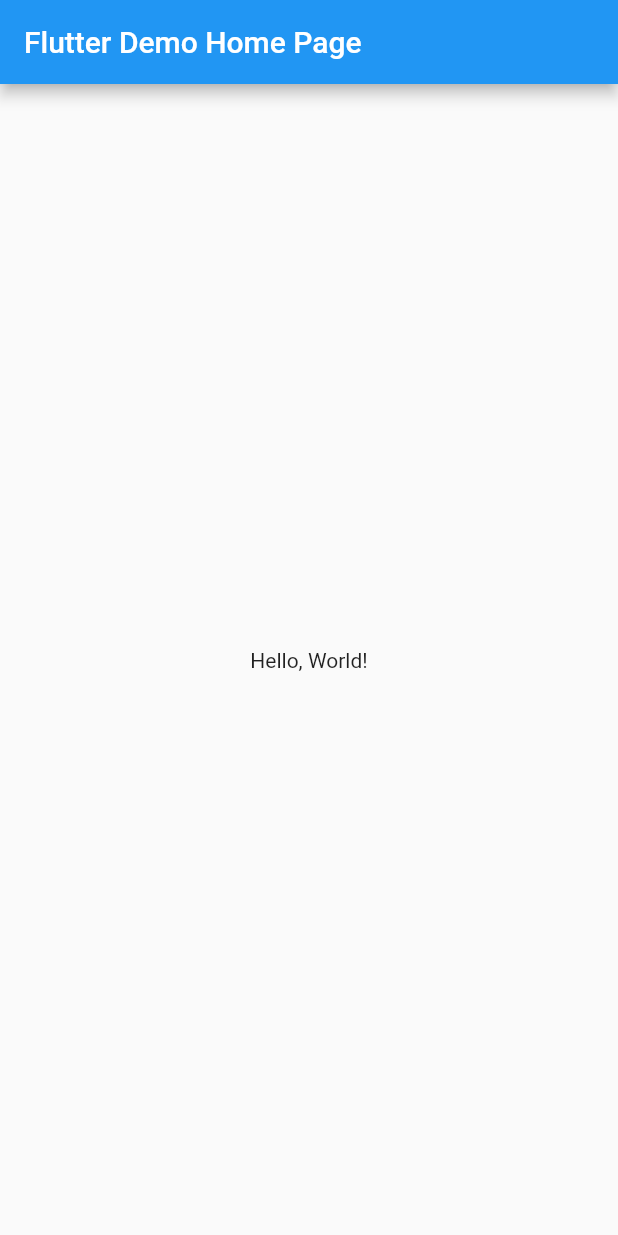
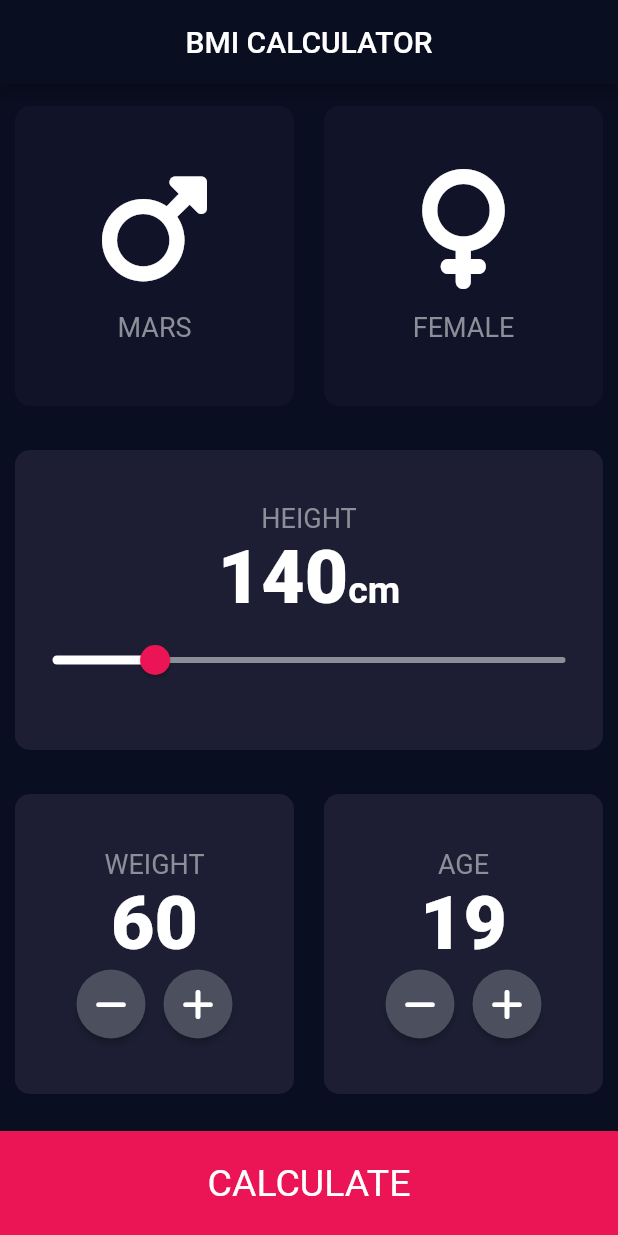
Before and after one commit to stephennickalls/BMI_Calculator, a Flutter app: the screen it shows after launch, on a phone screen of 412 x 824 dp. Run offline on Flutter 3.47's test engine with Material 2 defaults, Android fonts, the phone set to English and light mode, and no system bars; our stand-ins replace font_awesome_flutter.

Commit message:
Project complete

```diff
--- /dev/null
+++ b/lib/calculator_brain.dart
@@ -0,0 +1,35 @@
+import 'dart:math';
+
+class CalculatorBrain {
+  CalculatorBrain({this.height, this.weight});
+
+  final int height;
+  final int weight;
+
+  double _bmi;
+
+  String calculateBMI() {
+    _bmi = weight / pow(height / 100, 2);
+    return _bmi.toStringAsFixed(1);
+  }
+
+  String getResult() {
+    if (_bmi >= 25) {
+      return 'Overweight';
+    } else if (_bmi > 18.5) {
+      return 'Normal';
+    } else {
+      return 'Underweight';
+    }
+  }
+
+  String getInterpretation() {
+    if (_bmi >= 25) {
+      return 'You have a higher than normal body weight. Try to exercise more.';
+    } else if (_bmi >= 18.5) {
+      return 'You have a normal body weight. Good job!';
+    } else {
+      return 'You have a lower than normal body weight. You can eat a bit more.';
+    }
+  }
+}
--- /dev/null
+++ b/lib/components/bottom_button.dart
@@ -0,0 +1,30 @@
+import 'package:flutter/material.dart';
+import 'package:bmi_calculator/constants.dart';
+
+class BottomButton extends StatelessWidget {
+  BottomButton({this.onTap, this.buttonTitle});
+  final Function onTap;
+  final String buttonTitle;
+
+  @override
+  Widget build(BuildContext context) {
+    return GestureDetector(
+      onTap: onTap,
+      child: Container(
+        child: Row(
+          mainAxisAlignment: MainAxisAlignment.center,
+          children: [
+            Text(
+              buttonTitle,
+              style: kButtonTextStyle,
+            ),
+          ],
+        ),
+        color: kBottomBarColor,
+        margin: EdgeInsets.only(top: 10.0),
+        width: double.infinity,
+        height: kBottomContainerHeight,
+      ),
+    );
+  }
+}
--- /dev/null
+++ b/lib/components/icon_content.dart
@@ -0,0 +1,26 @@
+import 'package:flutter/material.dart';
+import 'package:bmi_calculator/constants.dart';
+
+class IconContent extends StatelessWidget {
+  IconContent({this.lable, this.icon});
+  final String lable;
+  final IconData icon;
+
+  @override
+  Widget build(BuildContext context) {
+    return Column(
+      mainAxisAlignment: MainAxisAlignment.center,
+      children: [
+        Icon(
+          icon,
+          size: 80.0,
+        ),
+        SizedBox(height: 15.0),
+        Text(
+          lable,
+          style: kLableTextStyle,
+        ),
+      ],
+    );
+  }
+}
--- /dev/null
+++ b/lib/components/reusable_card.dart
@@ -0,0 +1,25 @@
+import 'package:flutter/material.dart';
+
+class ReuseableCard extends StatelessWidget {
+  ReuseableCard({this.colour, this.cardChild, this.customAction});
+  final Color colour;
+  final Widget cardChild;
+  final Function customAction;
+
+  @override
+  Widget build(BuildContext context) {
+    return GestureDetector(
+      onTap: customAction,
+      child: Container(
+        child: cardChild,
+        margin: EdgeInsets.all(10.0),
+        width: 160.00,
+        height: 200.0,
+        decoration: BoxDecoration(
+          color: colour,
+          borderRadius: BorderRadius.circular(10.0),
+        ),
+      ),
+    );
+  }
+}
--- /dev/null
+++ b/lib/components/round_icon_button.dart
@@ -0,0 +1,22 @@
+import 'package:flutter/material.dart';
+
+class RoundIconButton extends StatelessWidget {
+  RoundIconButton({@required this.icon, @required this.onPressed});
+
+  final IconData icon;
+  final Function onPressed;
+
+  @override
+  Widget build(BuildContext context) {
+    return RawMaterialButton(
+      child: Icon(icon),
+      onPressed: onPressed,
+      shape: CircleBorder(),
+      fillColor: Color(0xFF4C4F5E),
+      constraints: BoxConstraints.tightFor(
+        width: 46,
+        height: 46,
+      ),
+    );
+  }
+}
--- /dev/null
+++ b/lib/constants.dart
@@ -0,0 +1,48 @@
+import 'package:flutter/material.dart';
+
+const kBottomContainerHeight = 70.0;
+const kActiveColor = Color(0xFF1D1E33);
+const kInactiveColor = Color(0xFF111328);
+const kBottomBarColor = Color(0xFFEB1555);
+const kTextAndIconColor = Color(0xFF8D8E98);
+
+const kLableTextStyle = TextStyle(
+  fontSize: 18.0,
+  color: Color(0xFF8D8E98),
+);
+
+const kLableTextStyleGreen = TextStyle(
+  fontSize: 22.0,
+  color: Colors.greenAccent,
+);
+
+const kBodyTextStyle = TextStyle(
+  fontSize: 22.0,
+  color: Colors.white,
+);
+const kHeadingTextStyle = TextStyle(
+  fontSize: 45.0,
+  fontWeight: FontWeight.w600,
+  color: Colors.white,
+);
+
+const kBMITextStyle = TextStyle(
+  fontSize: 90.0,
+  fontWeight: FontWeight.w700,
+  color: Colors.white,
+);
+
+const kButtonTextStyle = TextStyle(
+  fontSize: 25.0,
+  color: Colors.white,
+);
+
+const kValueTextStyle = TextStyle(
+  fontSize: 50.0,
+  fontWeight: FontWeight.w900,
+);
+
+const kUnitTextStyle = TextStyle(
+  fontSize: 25.0,
+  fontWeight: FontWeight.w600,
+);
--- a/lib/main.dart
+++ b/lib/main.dart
@@ -1,41 +1,26 @@
 import 'package:flutter/material.dart';
+import 'package:bmi_calculator/screens/input_page.dart';
+// import 'package:bmi_calculator/screens/results_page.dart';
 
-void main() => runApp(MyApp());
+void main() => runApp(BMICalculator());
 
-class MyApp extends StatelessWidget {
-  // This widget is the root of your application.
+class BMICalculator extends StatelessWidget {
   @override
   Widget build(BuildContext context) {
     return MaterialApp(
-      // Application name
-      title: 'Flutter Hello World',
-      // Application theme data, you can set the colors for the application as
-      // you want
-      theme: ThemeData(
-        primarySwatch: Colors.blue,
+      theme: ThemeData.dark().copyWith(
+        primaryColor: Color(0xFF0A0E21),
+        scaffoldBackgroundColor: Color(0xFF0A0E21),
+        appBarTheme: AppBarTheme(
+          color: Color(0xFF0A0E21),
+        ),
       ),
-      // A widget which will be started on application startup
-      home: MyHomePage(title: 'Flutter Demo Home Page'),
+      home: InputPage(),
+      // initialRoute: '/',
+      // routes: {
+      //   '/': (context) => InputPage(),
+      //   'results_page': (context) => ResultsPage(),
+      // },
     );
   }
 }
-
-class MyHomePage extends StatelessWidget {
-  final String title;
-  const MyHomePage({Key? key, required this.title}) : super(key: key);
-
-  @override
-  Widget build(BuildContext context) {
-    return Scaffold(
-      appBar: AppBar(
-        // The title text which will be shown on the action bar
-        title: Text(title),
-      ),
-      body: Center(
-        child: Text(
-          'Hello, World!',
-        ),
-      ),
-    );
-  }
-}
--- /dev/null
+++ b/lib/screens/input_page.dart
@@ -0,0 +1,252 @@
+import 'package:bmi_calculator/screens/results_page.dart';
+import 'package:flutter/material.dart';
+import 'package:font_awesome_flutter/font_awesome_flutter.dart';
+import 'package:bmi_calculator/components/icon_content.dart';
+import 'package:bmi_calculator/components/reusable_card.dart';
+import 'package:bmi_calculator/constants.dart';
+import 'package:bmi_calculator/components/bottom_button.dart';
+import 'package:bmi_calculator/calculator_brain.dart';
+import 'package:bmi_calculator/components/round_icon_button.dart';
+
+class InputPage extends StatefulWidget {
+  @override
+  _InputPageState createState() => _InputPageState();
+}
+
+// gender enum
+enum Gender { male, female }
+
+class _InputPageState extends State<InputPage> {
+  Gender selectedGender;
+  int height = 140;
+  int weight = 60;
+  int age = 19;
+
+  @override
+  Widget build(BuildContext context) {
+    return Scaffold(
+      appBar: AppBar(
+        title: Center(
+          child: Text('BMI CALCULATOR'),
+        ),
+      ),
+      body: Column(
+        crossAxisAlignment: CrossAxisAlignment.stretch,
+        children: [
+          Expanded(
+            child: Row(
+              children: [
+                Expanded(
+                  child: ReuseableCard(
+                    customAction: () {
+                      setState(() {
+                        selectedGender = Gender.male;
+                      });
+                    },
+                    colour: selectedGender == Gender.male
+                        ? kActiveColor
+                        : kInactiveColor,
+                    cardChild: IconContent(
+                      lable: 'MARS',
+                      icon: FontAwesomeIcons.mars,
+                    ),
+                  ),
+                ),
+                Expanded(
+                  child: ReuseableCard(
+                    customAction: () {
+                      setState(() {
+                        selectedGender = Gender.female;
+                      });
+                    },
+                    colour: selectedGender == Gender.female
+                        ? kActiveColor
+                        : kInactiveColor,
+                    cardChild: IconContent(
+                      lable: 'FEMALE',
+                      icon: FontAwesomeIcons.venus,
+                    ),
+                  ),
+                )
+              ],
+            ),
+          ),
+          Expanded(
+            child: Row(
+              children: [
+                Expanded(
+                  child: ReuseableCard(
+                    colour: kActiveColor,
+                    cardChild: Column(
+                      mainAxisAlignment: MainAxisAlignment.center,
+                      children: [
+                        Text(
+                          'HEIGHT',
+                          style: kLableTextStyle,
+                        ),
+                        Row(
+                          mainAxisAlignment: MainAxisAlignment.center,
+                          textBaseline: TextBaseline.alphabetic,
+                          crossAxisAlignment: CrossAxisAlignment.baseline,
+                          children: [
+                            Text(
+                              height.toString(),
+                              style: kValueTextStyle,
+                            ),
+                            Text(
+                              'cm',
+                              style: kUnitTextStyle,
+                            )
+                          ],
+                        ),
+                        SliderTheme(
+                          data: SliderTheme.of(context).copyWith(
+                            activeTrackColor: Colors.white,
+                            inactiveTrackColor: Color(0xFF8D8E98),
+                            thumbColor: Color(0xFFEB1555),
+                            overlayColor: Color(0x29EB1555),
+                            thumbShape:
+                                RoundSliderThumbShape(enabledThumbRadius: 10.0),
+                            overlayShape:
+                                RoundSliderOverlayShape(overlayRadius: 25.0),
+                          ),
+                          child: Slider(
+                            value: height.toDouble(),
+                            min: 120.0,
+                            max: 220.0,
+                            onChanged: (double newValue) {
+                              print(newValue);
+                              setState(() {
+                                height = newValue.round();
+                              });
+                            },
+                          ),
+                        ),
+                      ],
+                    ),
+                  ),
+                ),
+              ],
+            ),
+          ),
+          Expanded(
+            child: Row(
+              children: [
+                Expanded(
+                  child: ReuseableCard(
+                    colour: kActiveColor,
+                    cardChild: Column(
+                      mainAxisAlignment: MainAxisAlignment.center,
+                      children: [
+                        Text(
+                          'WEIGHT',
+                          style: kLableTextStyle,
+                        ),
+                        Text(
+                          weight.toString(),
+                          style: kValueTextStyle,
+                        ),
+                        Row(
+                          mainAxisAlignment: MainAxisAlignment.center,
+                          children: [
+                            RoundIconButton(
+                              icon: FontAwesomeIcons.minus,
+                              onPressed: () {
+                                setState(
+                                  () {
+                                    weight--;
+                                  },
+                                );
+                              },
+                            ),
+                            SizedBox(
+                              width: 10.0,
+                            ),
+                            RoundIconButton(
+                              icon: FontAwesomeIcons.plus,
+                              onPressed: () {
+                                setState(
+                                  () {
+                                    weight++;
+                                  },
+                                );
+                              },
+                            ),
+                          ],
+                        ),
+                      ],
+                    ),
+                  ),
+                ),
+                Expanded(
+                  child: ReuseableCard(
+                    colour: kActiveColor,
+                    cardChild: Column(
+                      mainAxisAlignment: MainAxisAlignment.center,
+                      children: [
+                        Text(
+                          'AGE',
+                          style: kLableTextStyle,
+                        ),
+                        Text(
+                          age.toString(),
+                          style: kValueTextStyle,
+                        ),
+                        Row(
+                          mainAxisAlignment: MainAxisAlignment.center,
+                          children: [
+                            RoundIconButton(
+                              icon: FontAwesomeIcons.minus,
+                              onPressed: () {
+                                setState(
+                                  () {
+                                    age--;
+                                  },
+                                );
+                              },
+                            ),
+                            SizedBox(
+                              width: 10.0,
+                            ),
+                            RoundIconButton(
+                              icon: FontAwesomeIcons.plus,
+                              onPressed: () {
+                                setState(
+                                  () {
+                                    age++;
+                                  },
+                                );
+                              },
+                            ),
+                          ],
+                        ),
+                      ],
+                    ),
+                  ),
+                ),
+              ],
+            ),
+          ),
+          BottomButton(
+            buttonTitle: 'CALCULATE',
+            onTap: () {
+              CalculatorBrain calc =
+                  CalculatorBrain(height: height, weight: weight);
+
+              Navigator.push(
+                context,
+                MaterialPageRoute(
+                  builder: (context) => ResultsPage(
+                    bmiResult: calc.calculateBMI(),
+                    resultText: calc.getResult(),
+                    interpretaiton: calc.getInterpretation(),
+                  ),
+                ),
+              );
+            },
+          ),
+        ],
+      ),
+    );
+  }
+}
--- /dev/null
+++ b/lib/screens/results_page.dart
@@ -0,0 +1,73 @@
+import 'package:bmi_calculator/constants.dart';
+import 'package:bmi_calculator/components/reusable_card.dart';
+import 'package:flutter/material.dart';
+import 'package:bmi_calculator/components/bottom_button.dart';
+import 'input_page.dart';
+
+class ResultsPage extends StatelessWidget {
+  ResultsPage({this.bmiResult, this.resultText, this.interpretaiton});
+
+  final String bmiResult;
+  final String resultText;
+  final String interpretaiton;
+
+  Widget build(BuildContext context) {
+    return Scaffold(
+      appBar: AppBar(
+        title: Text('BMI CALCULATOR'),
+      ),
+      body: Column(
+        mainAxisAlignment: MainAxisAlignment.spaceEvenly,
+        crossAxisAlignment: CrossAxisAlignment.stretch,
+        children: [
+          Expanded(
+            child: Container(
+              padding: EdgeInsets.all(15.0),
+              alignment: Alignment.bottomLeft,
+              child: Text(
+                'Your Result',
+                style: kHeadingTextStyle,
+              ),
+            ),
+          ),
+          Expanded(
+            flex: 5,
+            child: ReuseableCard(
+              colour: kActiveColor,
+              cardChild: Column(
+                mainAxisAlignment: MainAxisAlignment.spaceEvenly,
+                crossAxisAlignment: CrossAxisAlignment.center,
+                children: [
+                  Text(
+                    resultText,
+                    style: kLableTextStyleGreen,
+                  ),
+                  Text(
+                    bmiResult,
+                    style: kBMITextStyle,
+                  ),
+                  Text(
+                    interpretaiton,
+                    textAlign: TextAlign.center,
+                    style: kBodyTextStyle,
+                  ),
+                ],
+              ),
+            ),
+          ),
+          BottomButton(
+            buttonTitle: 'RE-CALCULATE',
+            onTap: () {
+              Navigator.push(
+                context,
+                MaterialPageRoute(
+                  builder: (context) => InputPage(),
+                ),
+              );
+            },
+          ),
+        ],
+      ),
+    );
+  }
+}
```
Also changed, not shown: pubspec.yaml (+6 -59 lines), 1 other file.
